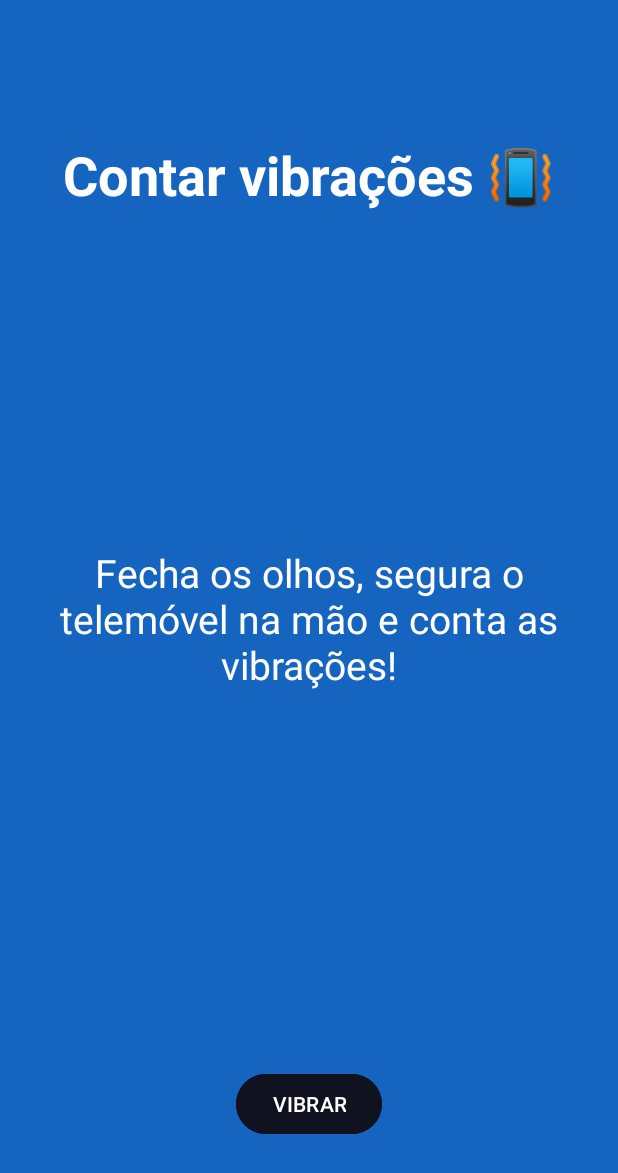
After one commit to GuilhermeBernini/DSSMV_ProjectDroid_1250853_1251002, an Android app: the ContarVibracoesActivity screen opened directly, with no data from a screen before it, on a phone screen of 412 x 824 dp. The commit adds this screen. Shown: the top 1173 px of the screen. Run offline under Robolectric (Android 15) with nearby library versions, the phone set to English and light mode, and no system bars.

Commit message:
Jogo Contar vibrações e ligação no abrirJogo

```diff
--- a/app/src/main/AndroidManifest.xml
+++ b/app/src/main/AndroidManifest.xml
@@ -12,6 +12,9 @@
             android:label="SpinParty"
             android:supportsRtl="true"
             android:theme="@style/Theme.SpinParty">
+        <activity
+                android:name=".ContarVibracoesActivity"
+                android:exported="false"/>
         <activity
                 android:name=".BatataQuenteActivity"
                 android:exported="false"/>
--- /dev/null
+++ b/app/src/main/java/com/example/spinparty/ContarVibracoesActivity.java
@@ -0,0 +1,126 @@
+package com.example.spinparty;
+
+import android.os.*;
+import android.view.View;
+import android.widget.Button;
+import android.widget.LinearLayout;
+import android.widget.TextView;
+
+import androidx.activity.EdgeToEdge;
+import androidx.appcompat.app.AppCompatActivity;
+import androidx.core.graphics.Insets;
+import androidx.core.view.ViewCompat;
+import androidx.core.view.WindowInsetsCompat;
+
+import java.util.Random;
+
+public class ContarVibracoesActivity extends AppCompatActivity {
+
+    // ===== VARIÁVEIS =====
+    private TextView tvTitulo;
+    private TextView tvMensagem;
+    private Button btnVibrar;
+    private Button btnRepetir;
+    private LinearLayout layoutNumeros;   // a caixa com os 6 botões
+
+    private Handler handler = new Handler(Looper.getMainLooper());
+    private Random random = new Random();
+    private int numeroCerto;              // quantas vezes vibrou nesta ronda
+
+    @Override
+    protected void onCreate(Bundle savedInstanceState) {
+        super.onCreate(savedInstanceState);
+        EdgeToEdge.enable(this);
+        setContentView(R.layout.activity_contar_vibracoes);
+        ViewCompat.setOnApplyWindowInsetsListener(findViewById(R.id.main), (v, insets) -> {
+            Insets systemBars = insets.getInsets(WindowInsetsCompat.Type.systemBars());
+            v.setPadding(systemBars.left, systemBars.top, systemBars.right, systemBars.bottom);
+            return insets;
+        });
+
+        // 1. ir buscar os elementos do layout
+        tvTitulo = findViewById(R.id.tvTitulo);
+        tvMensagem = findViewById(R.id.tvMensagem);
+        btnVibrar = findViewById(R.id.btnVibrar);
+        btnRepetir = findViewById(R.id.btnRepetir);
+        layoutNumeros = findViewById(R.id.layoutNumeros);
+
+        // 2. título que veio da SpinActivity
+        String nome = getIntent().getStringExtra("nome");
+        if (nome != null) {
+            tvTitulo.setText(nome);
+        }
+
+        // 3. botões VIBRAR e JOGAR OUTRA VEZ começam uma ronda
+        btnVibrar.setOnClickListener(v -> comecarRonda());
+        btnRepetir.setOnClickListener(v -> comecarRonda());
+
+        // 4. os 6 botões dos números: em vez de 6 blocos iguais, um ciclo
+        int[] ids = {R.id.btn3, R.id.btn4, R.id.btn5, R.id.btn6, R.id.btn7, R.id.btn8};
+        for (int i = 0; i < ids.length; i++) {
+            int numero = i + 3;                       // btn3 -> 3, btn4 -> 4, ...
+            Button b = findViewById(ids[i]);
+            b.setOnClickListener(v -> verificar(numero));
+        }
+    }
+
+    // ===== CICLO DE VIDA =====
+    @Override
+    protected void onResume() {
+        super.onResume();
+        mostrarInicio();                              // ecrã inicial com o botão VIBRAR
+    }
+
+    @Override
+    protected void onPause() {
+        super.onPause();
+        handler.removeCallbacksAndMessages(null);     // se sair, pára as vibrações marcadas
+    }
+
+    // ===== JOGO =====
+    private void mostrarInicio() {
+        tvMensagem.setText("Fecha os olhos, segura o telemóvel na mão e conta as vibrações!");
+        btnVibrar.setVisibility(View.VISIBLE);
+        btnRepetir.setVisibility(View.GONE);
+        layoutNumeros.setVisibility(View.GONE);
+    }
+
+    private void comecarRonda() {
+        handler.removeCallbacksAndMessages(null);
+        numeroCerto = 3 + random.nextInt(6);          // entre 3 e 8
+
+        tvMensagem.setText("A vibrar... 🤫");
+        btnVibrar.setVisibility(View.GONE);
+        btnRepetir.setVisibility(View.GONE);
+        layoutNumeros.setVisibility(View.GONE);
+
+        // marca cada vibração com um intervalo diferente, para não dar para contar pelo ritmo
+        long tempo = 1500;                            // 1,5 s para fechar os olhos
+        for (int i = 0; i < numeroCerto; i++) {
+            handler.postDelayed(this::vibrarUmaVez, tempo);
+            tempo += 400 + random.nextInt(800);       // próxima entre 0,4 e 1,2 s depois
+        }
+        handler.postDelayed(this::perguntar, tempo + 1000);   // 1 s depois da última
+    }
+
+    private void vibrarUmaVez() {
+        Vibrator vibrator = getSystemService(Vibrator.class);
+        vibrator.vibrate(VibrationEffect.createOneShot(200, VibrationEffect.DEFAULT_AMPLITUDE));
+    }
+
+    private void perguntar() {
+        tvMensagem.setText("Quantas vibrações foram?");
+        layoutNumeros.setVisibility(View.VISIBLE);    // aparecem os botões 3 a 8
+    }
+
+    private void verificar(int resposta) {
+        layoutNumeros.setVisibility(View.GONE);
+        if (resposta == numeroCerto) {
+            tvMensagem.setText("Acertaste! 🎉\nForam " + numeroCerto + " vibrações.");
+        } else {
+            tvMensagem.setText("Falhaste! 😅\nEram " + numeroCerto + " vibrações.");
+        }
+        btnRepetir.setVisibility(View.VISIBLE);
+    }
+
+}
--- a/app/src/main/java/com/example/spinparty/SpinActivity.java
+++ b/app/src/main/java/com/example/spinparty/SpinActivity.java
@@ -153,6 +153,11 @@ public class SpinActivity extends AppCompatActivity implements SensorEventListen
             Intent intent = new Intent(this, BatataQuenteActivity.class);
             intent.putExtra("nome", jogo.getNome());
             startActivity(intent);
+        }else if (jogo.getTipo().equals("contar_vibracoes")){
+            Intent intent = new Intent(this, ContarVibracoesActivity.class);
+            intent.putExtra("nome", jogo.getNome());
+            startActivity(intent);
+
         }else{
             Toast.makeText(this, "Em breve: " + jogo.getNome(), Toast.LENGTH_SHORT).show();
         }
--- /dev/null
+++ b/app/src/main/res/layout/activity_contar_vibracoes.xml
@@ -0,0 +1,112 @@
+<?xml version="1.0" encoding="utf-8"?>
+<!-- Ecrã todo: fundo azul, ocupa o ecrã inteiro (match_parent) -->
+<androidx.constraintlayout.widget.ConstraintLayout
+        xmlns:android="http://schemas.android.com/apk/res/android"
+        xmlns:tools="http://schemas.android.com/tools"
+        xmlns:app="http://schemas.android.com/apk/res-auto"
+        android:id="@+id/main"
+        android:background="#1565C0"
+        android:layout_width="match_parent"
+        android:layout_height="match_parent"
+        tools:context=".ContarVibracoesActivity">
+
+    <!-- Título: wrap_content = a caixa ajusta-se sozinha ao tamanho do texto.
+         #FFFFFF = branco (#RRGGBB, FF = máximo). 36sp = tamanho da letra. bold = negrito.
+         Constraints = "cordas": Top preso ao topo (a 92dp de margem); Start (esquerda) + End (direita)
+         puxam para os dois lados, por isso fica centrado na horizontal. Sem Bottom, fica em cima. -->
+    <TextView
+            android:id="@+id/tvTitulo"
+            android:layout_width="wrap_content"
+            android:layout_height="wrap_content"
+            android:text="Contar vibrações 📳"
+            android:textColor="#FFFFFF"
+            android:textSize="36sp"
+            android:textStyle="bold"
+            android:layout_marginTop="92dp"
+            app:layout_constraintTop_toTopOf="parent"
+            app:layout_constraintStart_toStartOf="parent"
+            app:layout_constraintEnd_toEndOf="parent"/>
+
+    <!-- Mensagem do meio: instruções, "A vibrar..." e o resultado.
+         Preso aos 4 lados (Top+Bottom e Start+End), por isso fica no centro do ecrã.
+         gravity=center centra as linhas do texto. padding = espaço por dentro, à volta do texto. -->
+    <TextView
+            android:id="@+id/tvMensagem"
+            android:layout_width="wrap_content"
+            android:layout_height="wrap_content"
+            android:text="Fecha os olhos, segura o telemóvel na mão e conta as vibrações!"
+            android:textColor="#FFFFFF"
+            android:textSize="26sp"
+            android:gravity="center"
+            android:padding="24dp"
+            app:layout_constraintTop_toTopOf="parent"
+            app:layout_constraintBottom_toBottomOf="parent"
+            app:layout_constraintStart_toStartOf="parent"
+            app:layout_constraintEnd_toEndOf="parent"/>
+
+    <!-- Botão VIBRAR: começa a ronda. Preso em baixo (a 64dp) e centrado. Esconde-se enquanto vibra. -->
+    <Button
+            android:id="@+id/btnVibrar"
+            android:layout_width="wrap_content"
+            android:layout_height="wrap_content"
+            android:text="VIBRAR"
+            android:backgroundTint="#10121F"
+            android:textColor="#FFFFFF"
+            android:layout_marginBottom="64dp"
+            app:layout_constraintBottom_toBottomOf="parent"
+            app:layout_constraintStart_toStartOf="parent"
+            app:layout_constraintEnd_toEndOf="parent"/>
+
+    <!-- Caixa dos números (LinearLayout = caixa que arruma o que tem dentro em fila).
+         gone = escondida, com tudo o que está dentro; o Java mostra-a quando as vibrações acabam.
+         width match_parent = largura do ecrã todo (para os botões serem grandes); height wrap_content = só a altura das filas.
+         vertical = as 2 filas ficam uma por baixo da outra.
+         padding 24dp = espaço POR DENTRO da caixa (como o branco entre a moldura e a foto): os botões não colam às bordas. -->
+    <LinearLayout
+            android:id="@+id/layoutNumeros"
+            android:layout_width="match_parent"
+            android:layout_height="wrap_content"
+            android:orientation="vertical"
+            android:visibility="gone"
+            android:padding="24dp"
+            android:layout_marginBottom="40dp"
+            app:layout_constraintBottom_toBottomOf="parent">
+
+        <!-- 1.ª fila (horizontal = botões lado a lado): 3, 4, 5.
+             width 0dp + weight 1 = "a fila decide a largura"; peso 1+1+1 = 3 partes iguais.
+             margin 4dp = espaço POR FORA de cada botão (entre dois botões ficam 8dp). -->
+        <LinearLayout
+                android:layout_width="match_parent"
+                android:layout_height="wrap_content"
+                android:orientation="horizontal">
+            <Button android:id="@+id/btn3" android:text="3" android:layout_width="0dp" android:layout_weight="1" android:layout_height="wrap_content" android:layout_margin="4dp" android:backgroundTint="#10121F" android:textColor="#FFFFFF"/>
+            <Button android:id="@+id/btn4" android:text="4" android:layout_width="0dp" android:layout_weight="1" android:layout_height="wrap_content" android:layout_margin="4dp" android:backgroundTint="#10121F" android:textColor="#FFFFFF"/>
+            <Button android:id="@+id/btn5" android:text="5" android:layout_width="0dp" android:layout_weight="1" android:layout_height="wrap_content" android:layout_margin="4dp" android:backgroundTint="#10121F" android:textColor="#FFFFFF"/>
+        </LinearLayout>
+
+        <!-- 2.ª fila: 6, 7, 8 (igual à de cima) -->
+        <LinearLayout
+                android:layout_width="match_parent"
+                android:layout_height="wrap_content"
+                android:orientation="horizontal">
+            <Button android:id="@+id/btn6" android:text="6" android:layout_width="0dp" android:layout_weight="1" android:layout_height="wrap_content" android:layout_margin="4dp" android:backgroundTint="#10121F" android:textColor="#FFFFFF"/>
+            <Button android:id="@+id/btn7" android:text="7" android:layout_width="0dp" android:layout_weight="1" android:layout_height="wrap_content" android:layout_margin="4dp" android:backgroundTint="#10121F" android:textColor="#FFFFFF"/>
+            <Button android:id="@+id/btn8" android:text="8" android:layout_width="0dp" android:layout_weight="1" android:layout_height="wrap_content" android:layout_margin="4dp" android:backgroundTint="#10121F" android:textColor="#FFFFFF"/>
+        </LinearLayout>
+    </LinearLayout>
+
+    <!-- JOGAR OUTRA VEZ: escondido (gone) até ao fim da ronda. Mesmo sítio que o VIBRAR. -->
+    <Button
+            android:id="@+id/btnRepetir"
+            android:layout_width="wrap_content"
+            android:layout_height="wrap_content"
+            android:text="JOGAR OUTRA VEZ"
+            android:backgroundTint="#10121F"
+            android:textColor="#FFFFFF"
+            android:visibility="gone"
+            android:layout_marginBottom="64dp"
+            app:layout_constraintBottom_toBottomOf="parent"
+            app:layout_constraintStart_toStartOf="parent"
+            app:layout_constraintEnd_toEndOf="parent"/>
+
+</androidx.constraintlayout.widget.ConstraintLayout>
```
